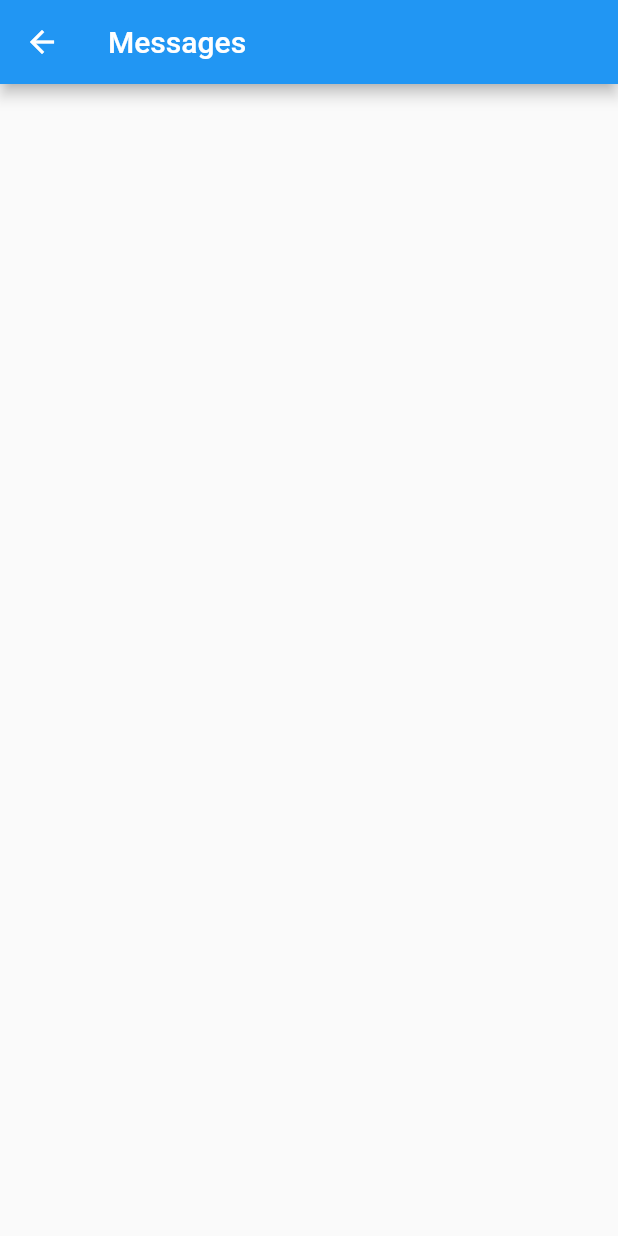
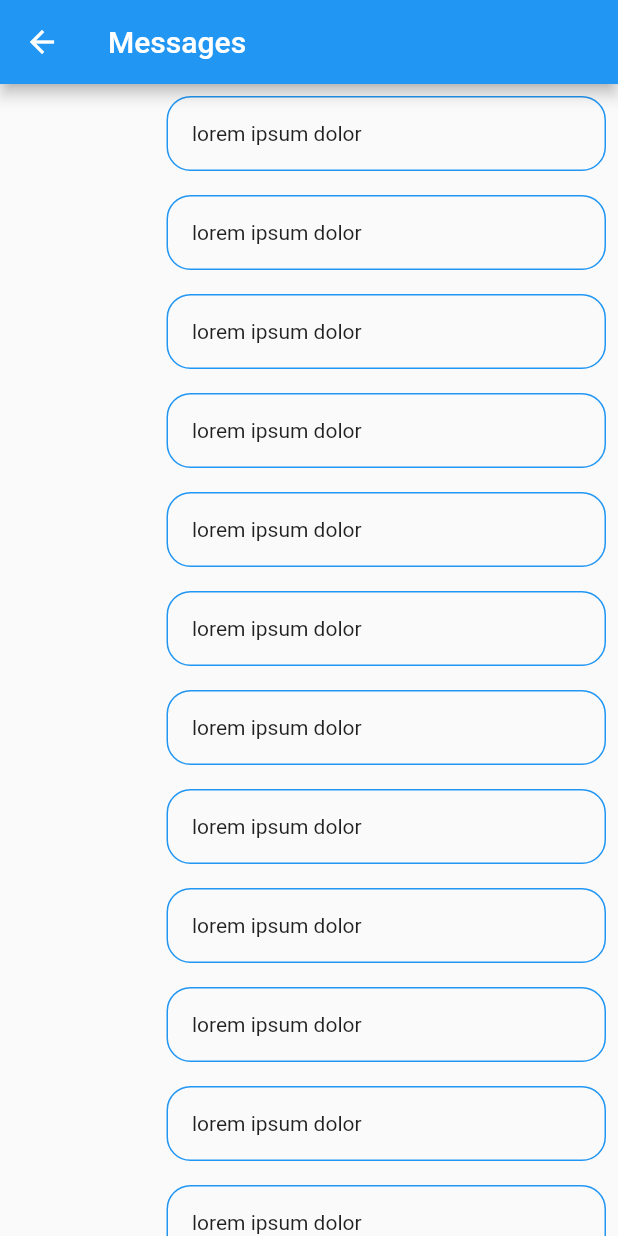
Before and after one commit to francisceioseph/flutter-whats-clone, a Flutter app: the MessagesPage screen opened by its route, on a phone screen of 412 x 824 dp. Run offline on Flutter 3.47's test engine with Material 2 defaults, Android fonts, the phone set to English and light mode, and no system bars; our stand-ins replace flutter_slidable, flutter_sticky_header.

Commit message:
Add some data to the messages list

```diff
--- /dev/null
+++ b/lib/widgets/components/messages/message_list.dart
@@ -0,0 +1,14 @@
+import 'package:flutter/material.dart';
+import 'package:flutter_whats_clone/widgets/components/messages/message_list_item.dart';
+
+class MessageList extends StatelessWidget {
+  @override
+  Widget build(BuildContext context) {
+    return ListView.builder(
+      itemCount: 123,
+      itemBuilder: (BuildContext context, int index) {
+        return MessageListItem();
+      },
+    );
+  }
+}
--- /dev/null
+++ b/lib/widgets/components/messages/message_list_item.dart
@@ -0,0 +1,22 @@
+import 'package:flutter/material.dart';
+
+class MessageListItem extends StatelessWidget {
+  @override
+  Widget build(BuildContext context) {
+    return FractionallySizedBox(
+      widthFactor: 0.75,
+      alignment: Alignment.centerRight,
+      child: Container(
+        margin: EdgeInsets.all(8),
+        padding: EdgeInsets.all(16),
+        decoration: BoxDecoration(
+          border: Border.all(
+            color: Theme.of(context).accentColor,
+          ),
+          borderRadius: BorderRadius.all(Radius.circular(16)),
+        ),
+        child: Text('lorem ipsum dolor'),
+      ),
+    );
+  }
+}
--- a/lib/widgets/pages/messages_page.dart
+++ b/lib/widgets/pages/messages_page.dart
@@ -1,4 +1,5 @@
 import 'package:flutter/material.dart';
+import 'package:flutter_whats_clone/widgets/components/messages/message_list.dart';
 
 class MessagesPage extends StatelessWidget {
   static final String routeName = '/messages';
@@ -9,7 +10,9 @@ class MessagesPage extends StatelessWidget {
       appBar: AppBar(
         title: Text("Messages"),
       ),
-      body: Container(),
+      body: Container(
+        child: MessageList(),
+      ),
     );
   }
 }
```
